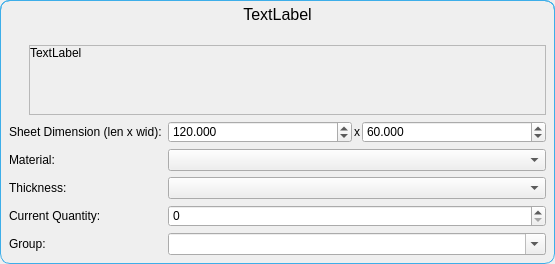
Old version of the form ui/add_item_dialog_price_of_steel.ui in the repository TheCodingJsoftware/Invigo.
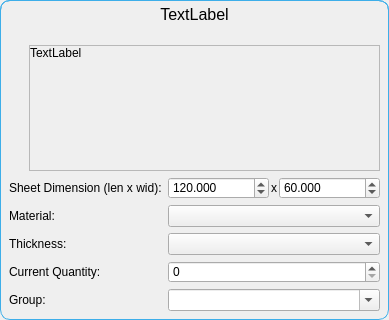
New version of the form.

```diff
--- a/ui/add_item_dialog_price_of_steel.ui
+++ b/ui/add_item_dialog_price_of_steel.ui
@@ -6,8 +6,8 @@
    <rect>
     <x>0</x>
     <y>0</y>
-    <width>555</width>
-    <height>262</height>
+    <width>389</width>
+    <height>320</height>
    </rect>
   </property>
   <property name="windowTitle">
@@ -152,8 +152,8 @@
               <rect>
                <x>0</x>
                <y>0</y>
-               <width>505</width>
-               <height>69</height>
+               <width>339</width>
+               <height>124</height>
               </rect>
              </property>
              <layout class="QVBoxLayout" name="verticalLayout_4">
```
